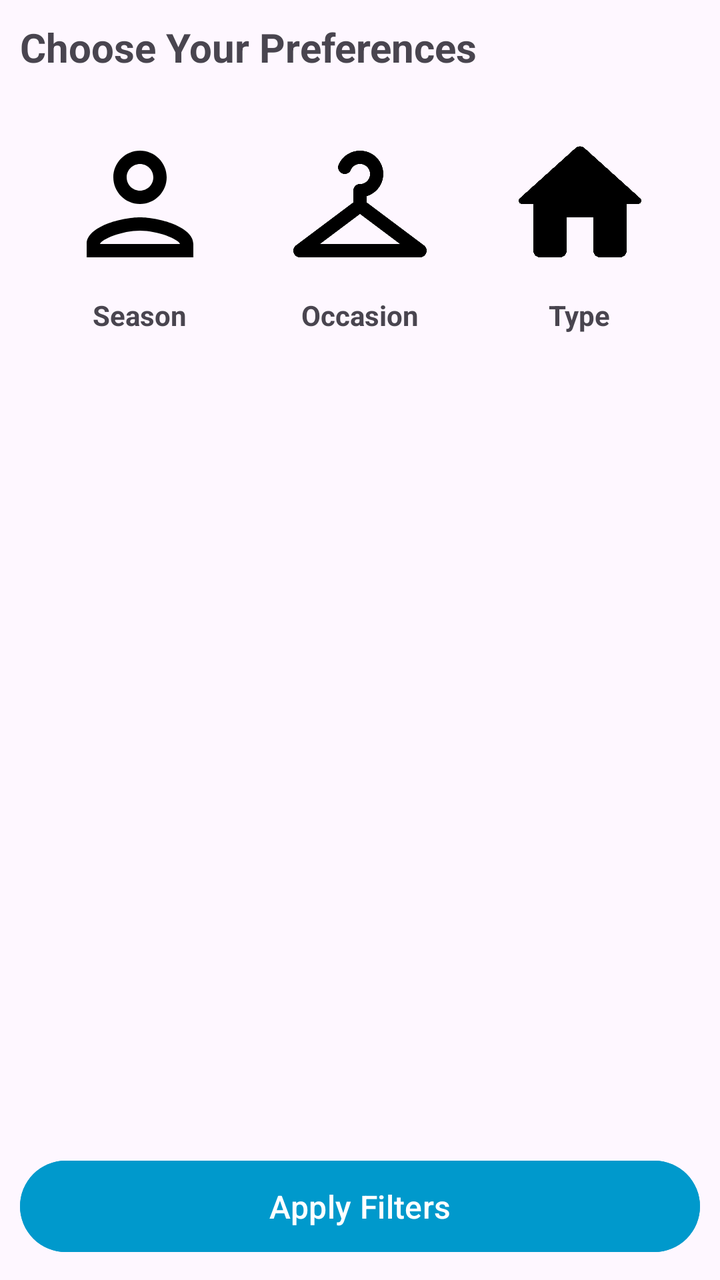
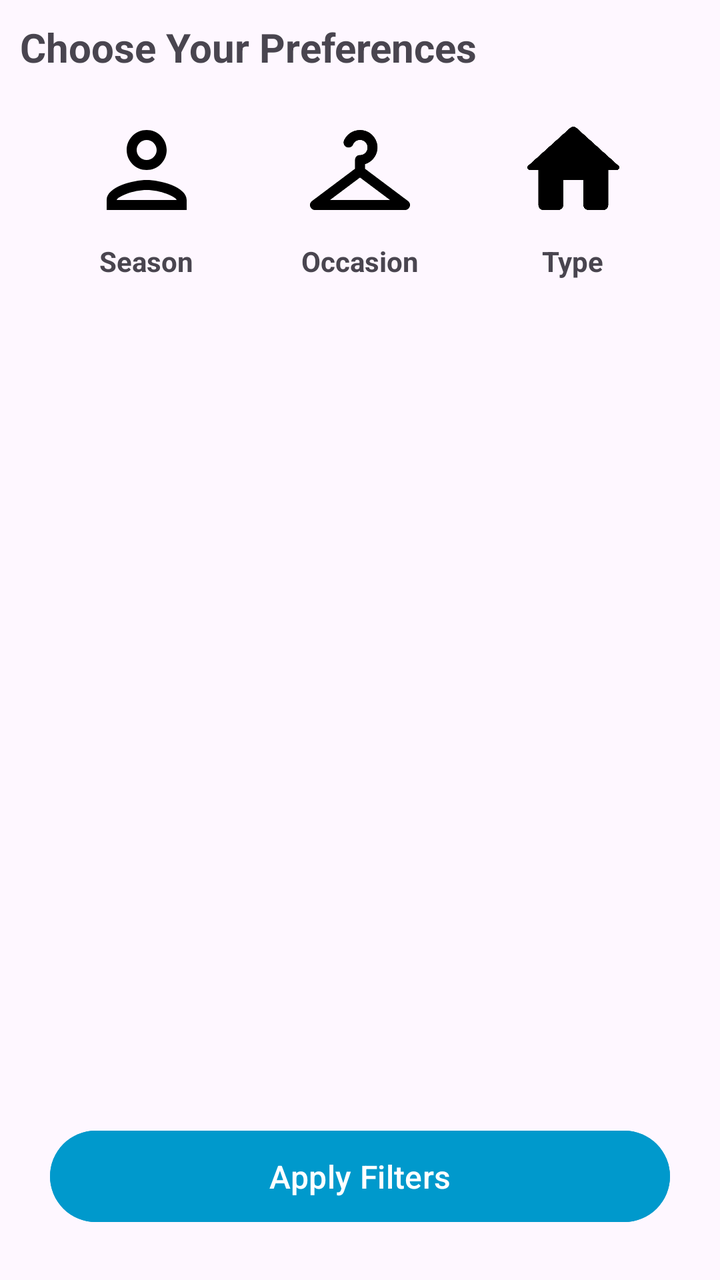

An Android layout rendered at two revisions. The XML below is the earlier revision; the diff shows what the commit changed to produce the second picture.
<!-- AndroidManifest.xml: application theme Theme.StyleWIZ_vol2 -->
<!-- res/layout/fragment_suggestions.xml -->
<LinearLayout
    xmlns:android="http://schemas.android.com/apk/res/android"
    android:layout_width="match_parent"
    android:layout_height="match_parent"
    android:orientation="vertical"
    android:padding="10dp">

    <TextView
        android:layout_width="wrap_content"
        android:layout_height="wrap_content"
        android:text="Choose Your Preferences"
        android:textSize="20sp"
        android:textStyle="bold"
        android:paddingBottom="12dp"/>

    <LinearLayout
        android:layout_width="match_parent"
        android:layout_height="0dp"
        android:layout_weight="1"
        android:orientation="vertical">

        <LinearLayout
            android:layout_width="match_parent"
            android:layout_height="wrap_content"
            android:layout_margin="5dp"
            android:orientation="horizontal">

            <LinearLayout
                android:id="@+id/optionSeason"
                android:layout_width="0dp"
                android:layout_height="wrap_content"
                android:layout_weight="1"
                android:orientation="vertical"
                android:gravity="center"
                android:padding="8dp">

                <ImageView
                    android:id="@+id/imgSeason"
                    android:layout_width="80dp"
                    android:layout_height="80dp"
                    android:src="@drawable/outline_person_24"
                    android:scaleType="centerCrop" />

                <TextView
                    android:layout_width="wrap_content"
                    android:layout_height="wrap_content"
                    android:text="Season"
                    android:textSize="14sp"
                    android:textStyle="bold"
                    android:paddingTop="6dp"/>
            </LinearLayout>

            <LinearLayout
                android:id="@+id/optionOccasion"
                android:layout_width="0dp"
                android:layout_height="wrap_content"
                android:layout_weight="1"
                android:orientation="vertical"
                android:gravity="center"
                android:padding="8dp">

                <ImageView
                    android:id="@+id/imgOccasion"
                    android:layout_width="80dp"
                    android:layout_height="80dp"
                    android:src="@drawable/round_checkroom_24"
                    android:scaleType="centerCrop" />

                <TextView
                    android:layout_width="wrap_content"
                    android:layout_height="wrap_content"
                    android:text="Occasion"
                    android:textSize="14sp"
                    android:textStyle="bold"
                    android:paddingTop="6dp"/>
            </LinearLayout>

            <LinearLayout
                android:id="@+id/optionType"
                android:layout_width="0dp"
                android:layout_height="wrap_content"
                android:layout_weight="1"
                android:orientation="vertical"
                android:gravity="center"
                android:padding="8dp">

                <ImageView
                    android:id="@+id/imgType"
                    android:layout_width="80dp"
                    android:layout_height="80dp"
                    android:src="@drawable/round_home_24"
                    android:scaleType="centerCrop" />

                <TextView
                    android:layout_width="wrap_content"
                    android:layout_height="wrap_content"
                    android:text="Type"
                    android:textSize="14sp"
                    android:textStyle="bold"
                    android:paddingTop="6dp"/>
            </LinearLayout>
        </LinearLayout>

        <FrameLayout
            android:id="@+id/contentContainer"
            android:layout_width="match_parent"
            android:layout_height="0dp"
            android:layout_weight="1"
            android:layout_margin="5dp"/>
    </LinearLayout>

    <Button
        android:id="@+id/btnApplyFilters"
        android:layout_width="match_parent"
        android:layout_height="wrap_content"
        android:text="Apply Filters"
        android:textSize="16sp"
        android:backgroundTint="@android:color/holo_blue_dark"
        android:textColor="@android:color/white"
        android:padding="12dp"
        android:layout_marginTop="16dp"/>
</LinearLayout>
<!-- resources referenced by this layout -->
<resources>
  <!-- drawable outline_person_24 (drawable) -->
  <vector android:height="24dp" android:tint="#000000"
      android:viewportHeight="24" android:viewportWidth="24"
      android:width="24dp" xmlns:android="http://schemas.android.com/apk/res/android">
      <path android:fillColor="@android:color/white" android:pathData="M12,6c1.1,0 2,0.9 2,2s-0.9,2 -2,2 -2,-0.9 -2,-2 0.9,-2 2,-2m0,10c2.7,0 5.8,1.29 6,2L6,18c0.23,-0.72 3.31,-2 6,-2m0,-12C9.79,4 8,5.79 8,8s1.79,4 4,4 4,-1.79 4,-4 -1.79,-4 -4,-4zM12,14c-2.67,0 -8,1.34 -8,4v2h16v-2c0,-2.66 -5.33,-4 -8,-4z"/>
  </vector>
  <!-- drawable round_checkroom_24 (drawable) -->
  <vector android:height="24dp" android:tint="#000000"
      android:viewportHeight="24" android:viewportWidth="24"
      android:width="24dp" xmlns:android="http://schemas.android.com/apk/res/android">
      <path android:fillColor="@android:color/white" android:pathData="M21.6,18.2L13,11.75v-0.91c1.65,-0.49 2.8,-2.17 2.43,-4.05c-0.26,-1.31 -1.3,-2.4 -2.61,-2.7c-1.76,-0.4 -3.37,0.53 -4.02,1.98C8.5,6.74 8.98,7.5 9.71,7.5h0c0.39,0 0.75,-0.22 0.9,-0.57C10.84,6.38 11.37,6 12,6c0.83,0 1.5,0.67 1.5,1.5c0,0.84 -0.69,1.52 -1.53,1.5C11.43,8.99 11,9.45 11,9.99l0,1.76L2.4,18.2C1.63,18.78 2.04,20 3,20h9h9C21.96,20 22.37,18.78 21.6,18.2zM6,18l6,-4.5l6,4.5H6z"/>
  </vector>
  <!-- drawable round_home_24 (drawable) -->
  <vector android:height="24dp" android:tint="#000000"
      android:viewportHeight="24" android:viewportWidth="24"
      android:width="24dp" xmlns:android="http://schemas.android.com/apk/res/android">
      <path android:fillColor="@android:color/white" android:pathData="M10,19v-5h4v5c0,0.55 0.45,1 1,1h3c0.55,0 1,-0.45 1,-1v-7h1.7c0.46,0 0.68,-0.57 0.33,-0.87L12.67,3.6c-0.38,-0.34 -0.96,-0.34 -1.34,0l-8.36,7.53c-0.34,0.3 -0.13,0.87 0.33,0.87H5v7c0,0.55 0.45,1 1,1h3c0.55,0 1,-0.45 1,-1z"/>
  </vector>
  <style name="Theme.StyleWIZ_vol2" parent="Base.Theme.StyleWIZ_vol2" />
  <style name="Base.Theme.StyleWIZ_vol2" parent="Theme.Material3.DayNight.NoActionBar">
          
          
      </style>
</resources>

<!-- the commit's change to res/layout/fragment_suggestions.xml (unified diff, before → after) -->
@@ -10,8 +10,7 @@
         android:layout_height="wrap_content"
         android:text="Choose Your Preferences"
         android:textSize="20sp"
-        android:textStyle="bold"
-        android:paddingBottom="12dp"/>
+        android:textStyle="bold"/>
 
     <LinearLayout
         android:layout_width="match_parent"
@@ -22,7 +21,7 @@
         <LinearLayout
             android:layout_width="match_parent"
             android:layout_height="wrap_content"
-            android:layout_margin="5dp"
+            android:layout_margin="10dp"
             android:orientation="horizontal">
 
             <LinearLayout
@@ -36,8 +35,8 @@
 
                 <ImageView
                     android:id="@+id/imgSeason"
-                    android:layout_width="80dp"
-                    android:layout_height="80dp"
+                    android:layout_width="60dp"
+                    android:layout_height="60dp"
                     android:src="@drawable/outline_person_24"
                     android:scaleType="centerCrop" />
 
@@ -61,8 +60,8 @@
 
                 <ImageView
                     android:id="@+id/imgOccasion"
-                    android:layout_width="80dp"
-                    android:layout_height="80dp"
+                    android:layout_width="60dp"
+                    android:layout_height="60dp"
                     android:src="@drawable/round_checkroom_24"
                     android:scaleType="centerCrop" />
 
@@ -80,24 +79,24 @@
                 android:layout_width="0dp"
                 android:layout_height="wrap_content"
                 android:layout_weight="1"
+                android:gravity="center"
                 android:orientation="vertical"
-                android:gravity="center"
                 android:padding="8dp">
 
                 <ImageView
                     android:id="@+id/imgType"
-                    android:layout_width="80dp"
-                    android:layout_height="80dp"
-                    android:src="@drawable/round_home_24"
-                    android:scaleType="centerCrop" />
+                    android:layout_width="60dp"
+                    android:layout_height="60dp"
+                    android:scaleType="centerCrop"
+                    android:src="@drawable/round_home_24" />
 
                 <TextView
                     android:layout_width="wrap_content"
                     android:layout_height="wrap_content"
+                    android:paddingTop="6dp"
                     android:text="Type"
                     android:textSize="14sp"
-                    android:textStyle="bold"
-                    android:paddingTop="6dp"/>
+                    android:textStyle="bold" />
             </LinearLayout>
         </LinearLayout>
 
@@ -106,7 +105,7 @@
             android:layout_width="match_parent"
             android:layout_height="0dp"
             android:layout_weight="1"
-            android:layout_margin="5dp"/>
+            android:layout_margin="10dp"/>
     </LinearLayout>
 
     <Button
@@ -118,5 +117,5 @@
         android:backgroundTint="@android:color/holo_blue_dark"
         android:textColor="@android:color/white"
         android:padding="12dp"
-        android:layout_marginTop="16dp"/>
+        android:layout_margin="15dp"/>
 </LinearLayout>
